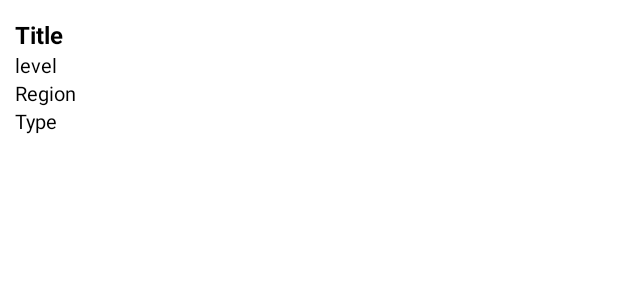
After one commit to nedelchr/viaNatureRepo, an Android app: the layout content_results.xml on its own in the app's theme, with its tools: preview values and no code run, on a phone screen of 412 x 824 dp. The commit adds this screen. Shown: the top 300 px of the screen. Run offline under Robolectric (Android 15) with nearby library versions, the phone set to English and light mode, and no system bars.

Commit message:
Destination table data retrieved process implemented

```diff
--- a/app/build.gradle
+++ b/app/build.gradle
@@ -48,4 +48,6 @@ dependencies {
     // When using the BoM, don't specify versions in Firebase dependencies
     implementation 'com.google.firebase:firebase-analytics:18.0.2'
 
+    implementation 'com.firebaseui:firebase-ui-database:6.2.0'
+
 }
--- /dev/null
+++ b/app/src/main/res/layout/content_results.xml
@@ -0,0 +1,68 @@
+<?xml version="1.0" encoding="utf-8"?>
+<RelativeLayout xmlns:android="http://schemas.android.com/apk/res/android"
+    android:layout_width="wrap_content"
+    android:layout_height="wrap_content"
+    android:id="@+id/parentLayout"
+    xmlns:card_view="http://schemas.android.com/apk/res-auto"
+
+    >
+
+    <RelativeLayout
+        android:layout_width="wrap_content"
+        android:layout_height="wrap_content"
+        android:layout_alignParentStart="true"
+        android:layout_alignParentLeft="true"
+        android:layout_marginStart="10dp"
+        android:layout_marginLeft="10dp"
+        android:layout_marginTop="10dp"
+        android:layout_marginBottom="10dp">
+
+
+        <TextView
+            android:id="@+id/title"
+            android:layout_width="match_parent"
+            android:layout_height="wrap_content"
+            android:layout_marginTop="2dp"
+            android:hint="Title"
+            android:textColor="@android:color/black"
+            android:textColorHint="@color/black"
+            android:textSize="16sp"
+            android:textStyle="bold" />
+
+        <TextView
+            android:id="@+id/level"
+            android:layout_width="match_parent"
+            android:layout_height="wrap_content"
+            android:layout_below="@+id/title"
+            android:hint="level"
+            android:textColor="@android:color/black"
+            android:textColorHint="@color/black"
+            android:textSize="13sp" />
+
+        <TextView
+            android:id="@+id/region"
+            android:layout_width="match_parent"
+            android:layout_height="wrap_content"
+            android:layout_below="@+id/level"
+            android:hint="Region"
+            android:textColor="@android:color/black"
+            android:textColorHint="@color/black"
+            android:textSize="13sp" />
+
+        <TextView
+            android:id="@+id/type"
+            android:layout_width="match_parent"
+            android:layout_height="wrap_content"
+            android:layout_below="@+id/region"
+            android:hint="Type"
+            android:textColor="@android:color/black"
+            android:textColorHint="@color/black"
+            android:textSize="13sp" />
+
+
+    </RelativeLayout>
+
+
+
+
+</RelativeLayout>
```
Also changed, not shown: app/src/main/java/com/example/vianature/MainActivity.java (+5 -2 lines), app/src/main/java/com/example/vianature/ResultActivity.java (+57 -1 lines), app/src/main/java/com/example/vianature/ResultAdapter.java (added, +75 -0 lines), app/src/main/res/layout/activity_result.xml (+25 -11 lines).
